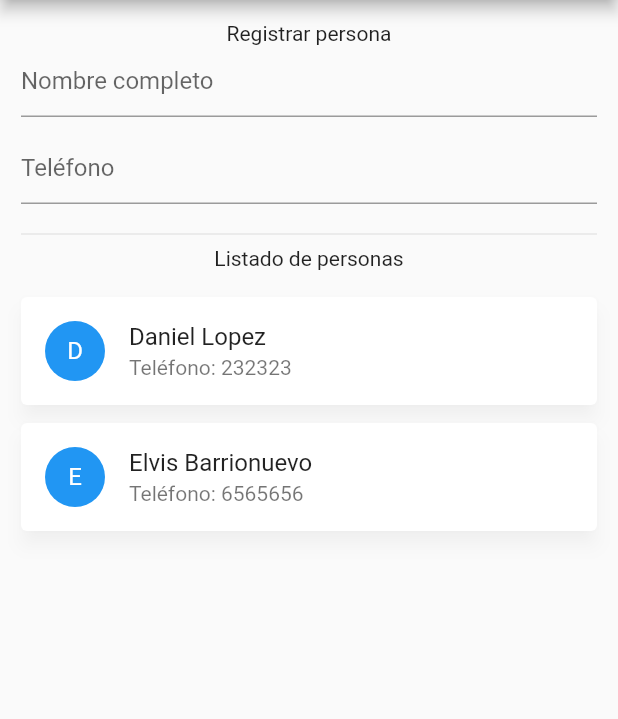
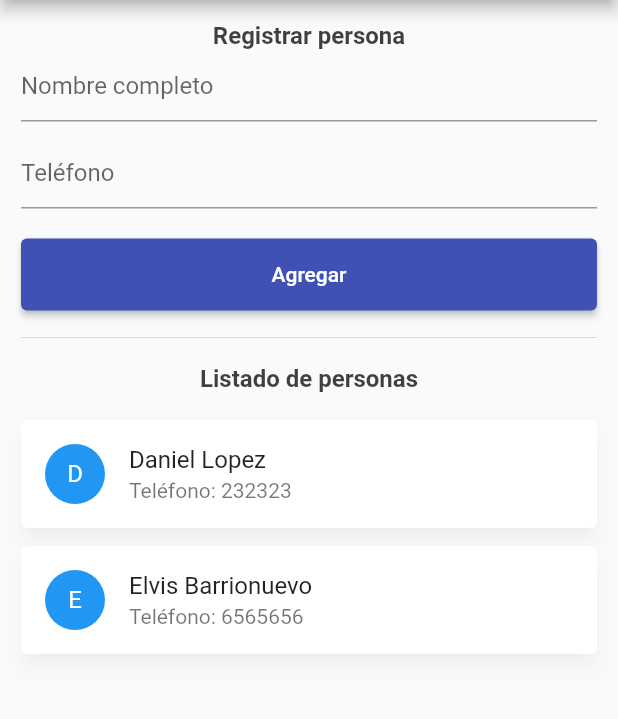
Before and after one commit to ehbarrionuevo/flutter_codigo2_people, a Flutter app: the screen it shows after launch, on a phone screen of 412 x 824 dp, the part 84-803 px from its top. Run offline on Flutter 3.47's test engine with Material 2 defaults, Android fonts, the phone set to English and light mode, and no system bars.

```diff
--- a/lib/people_page.dart
+++ b/lib/people_page.dart
@@ -57,29 +57,78 @@ class _PeoplePageState extends State<PeoplePage> {
         padding: EdgeInsets.all(14.0),
         child: Column(
           children: [
-            Text("Registrar persona"),
-            TextField(
-              decoration: InputDecoration(
-                hintText: "Nombre completo"
+            Text(
+              "Registrar persona",
+              style: TextStyle(
+                fontSize: 16.0,
+                fontWeight: FontWeight.bold,
+                color: Colors.black.withOpacity(0.75),
               ),
             ),
-            SizedBox(
+            TextField(
+              decoration: const InputDecoration(
+                hintText: "Nombre completo",
+              ),
+              onChanged: (String value){
+                print(value);
+              },
+            ),
+            const SizedBox(
               height: 10.0,
             ),
             TextField(
-              decoration: InputDecoration(
-                  hintText: "Teléfono"
+              decoration: const InputDecoration(
+                hintText: "Teléfono",
+              ),
+              onChanged: (String value){
+                print(value);
+              },
+            ),
+            const SizedBox(
+              height: 20,
+            ),
+            SizedBox(
+              width: double.infinity,
+              height: 48,
+              child: ElevatedButton(
+                onPressed: () {
+                  UserModel user = UserModel(
+                    id: 5,
+                    name: "Daniel Lopez",
+                    phone: "123123123",
+                  );
+
+                  people2.add(user);
+                  setState(() {});
+                },
+                style: ElevatedButton.styleFrom(
+                  backgroundColor: Colors.indigo,
+                ),
+                child: Text(
+                  "Agregar",
+                ),
               ),
             ),
-            SizedBox(
+            const SizedBox(
+              height: 10.0,
+            ),
+            const Divider(),
+            const SizedBox(
+              height: 10.0,
+            ),
+            Text(
+              "Listado de personas",
+              style: TextStyle(
+                fontSize: 16.0,
+                fontWeight: FontWeight.bold,
+                color: Colors.black.withOpacity(0.75),
+              ),
+            ),
+            const SizedBox(
               height: 12.0,
             ),
-            Divider(),
-            Text("Listado de personas"),
-            SizedBox(
-              height: 12.0,
-            ),
-            ...List.generate(people2.length, (index) => ItemPersonWidget(data: people2[index])),
+            ...List.generate(people2.length,
+                (index) => ItemPersonWidget(data: people2[index])),
           ],
           // children:
           //     people2.map<Widget>((e) => ItemPersonWidget(data: e)).toList(),
```
